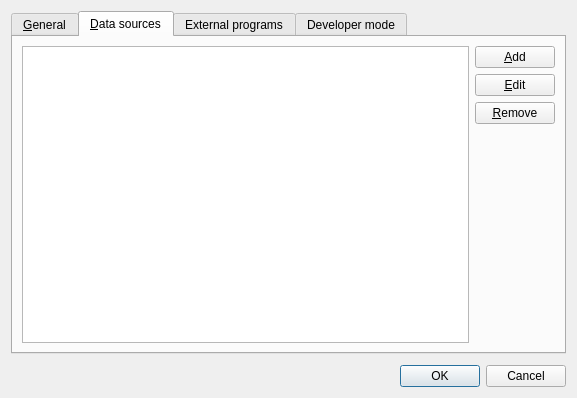
This is src/settingsdialog.ui in ZIMA-Engineering/ZIMA-CAD-Parts as Qt 5 draws it before an edit. The edited form follows.
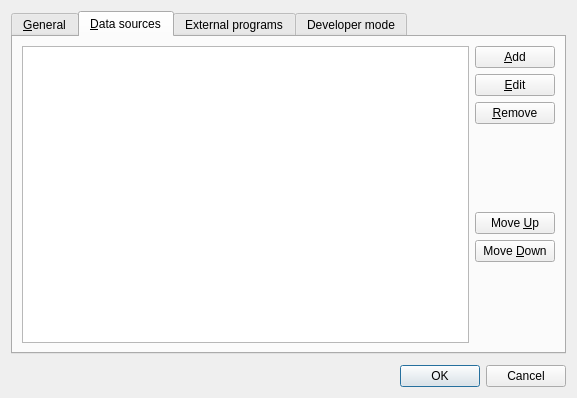
This is the edited form. The open tabs and pages were chosen to show the change.

Commit message: implemented #7 Určování pořadí zdrojů dat ve tree + refactored ftp->datasource varable names; simplified datasource storing in settingsdialog

Patch:
```diff
--- a/src/settingsdialog.ui
+++ b/src/settingsdialog.ui
@@ -196,9 +196,9 @@
       <attribute name="title">
        <string>&amp;Data sources</string>
       </attribute>
-      <layout class="QHBoxLayout" name="horizontalLayout">
-       <item>
-        <widget class="QListWidget" name="listFtp">
+      <layout class="QGridLayout" name="gridLayout_2">
+       <item row="0" column="0">
+        <widget class="QListWidget" name="datasourceList">
          <property name="sizePolicy">
           <sizepolicy hsizetype="Expanding" vsizetype="Expanding">
            <horstretch>0</horstretch>
@@ -213,9 +213,7 @@
          </property>
         </widget>
        </item>
-       <item>
-        <layout class="QHBoxLayout" name="horizontalLayout_2">
-         <item>
+       <item row="0" column="1">
           <layout class="QVBoxLayout" name="verticalLayout_3">
            <item>
             <widget class="QPushButton" name="btnAdd">
@@ -251,7 +249,32 @@
              </property>
             </spacer>
            </item>
-          </layout>
+         <item>
+          <widget class="QPushButton" name="datasourceUpButton">
+           <property name="text">
+            <string>Move &amp;Up</string>
+           </property>
+          </widget>
+         </item>
+         <item>
+          <widget class="QPushButton" name="datasourceDownButton">
+           <property name="text">
+            <string>Move &amp;Down</string>
+           </property>
+          </widget>
+         </item>
+         <item>
+          <spacer name="verticalSpacer_6">
+           <property name="orientation">
+            <enum>Qt::Vertical</enum>
+           </property>
+           <property name="sizeHint" stdset="0">
+            <size>
+             <width>20</width>
+             <height>40</height>
+            </size>
+           </property>
+          </spacer>
          </item>
         </layout>
        </item>
```
Left out of the diff: 8 changed lines with no effect on the pictures. Lines whose indentation alone changed are shown as unchanged. The commit also changes 8 other files.
